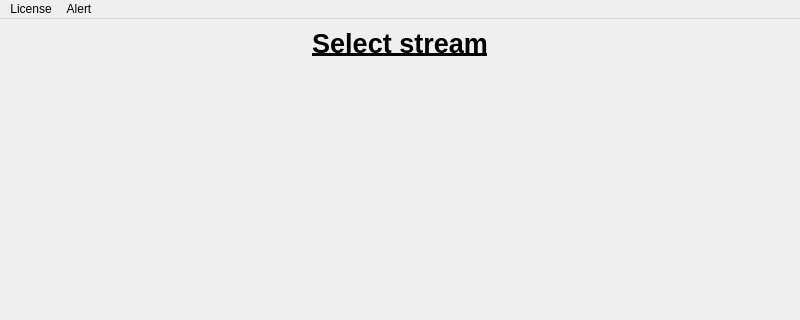
Old version of the form generic_cv_tasks/ui/mainwindow.ui in the repository stereomatchingkiss/show_cases; both pictures show x 0 to 800 and y 0 to 320 of the 800 by 600 pixel window.
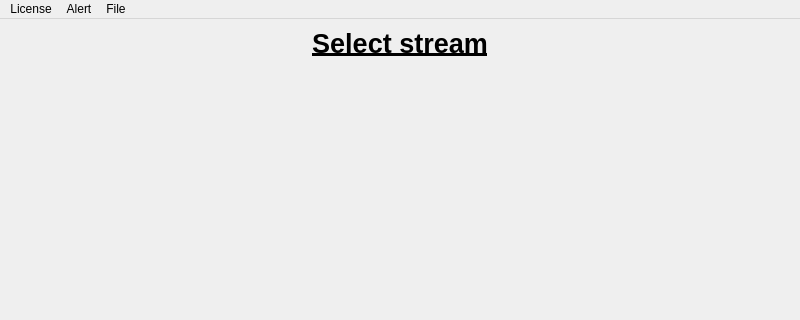
New version of the form.

Diff of the .ui file:
```diff
--- a/generic_cv_tasks/ui/mainwindow.ui
+++ b/generic_cv_tasks/ui/mainwindow.ui
@@ -84,8 +84,16 @@
     </property>
     <addaction name="actionServer"/>
    </widget>
+   <widget class="QMenu" name="menuFile">
+    <property name="title">
+     <string>File</string>
+    </property>
+    <addaction name="actionSaveSettings"/>
+    <addaction name="actionLoadSettings"/>
+   </widget>
    <addaction name="menuQt"/>
    <addaction name="menuAlert"/>
+   <addaction name="menuFile"/>
   </widget>
   <widget class="QStatusBar" name="statusbar"/>
   <action name="actionQt">
```
Left out of the diff: 10 changed lines with no effect on the pictures.
